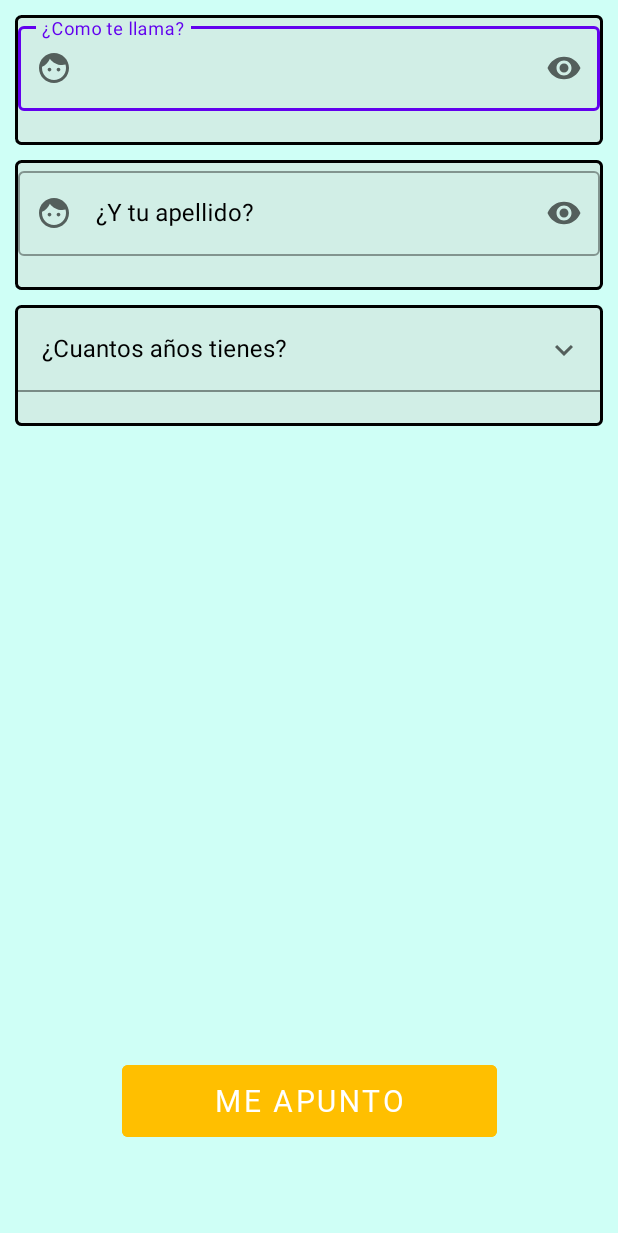
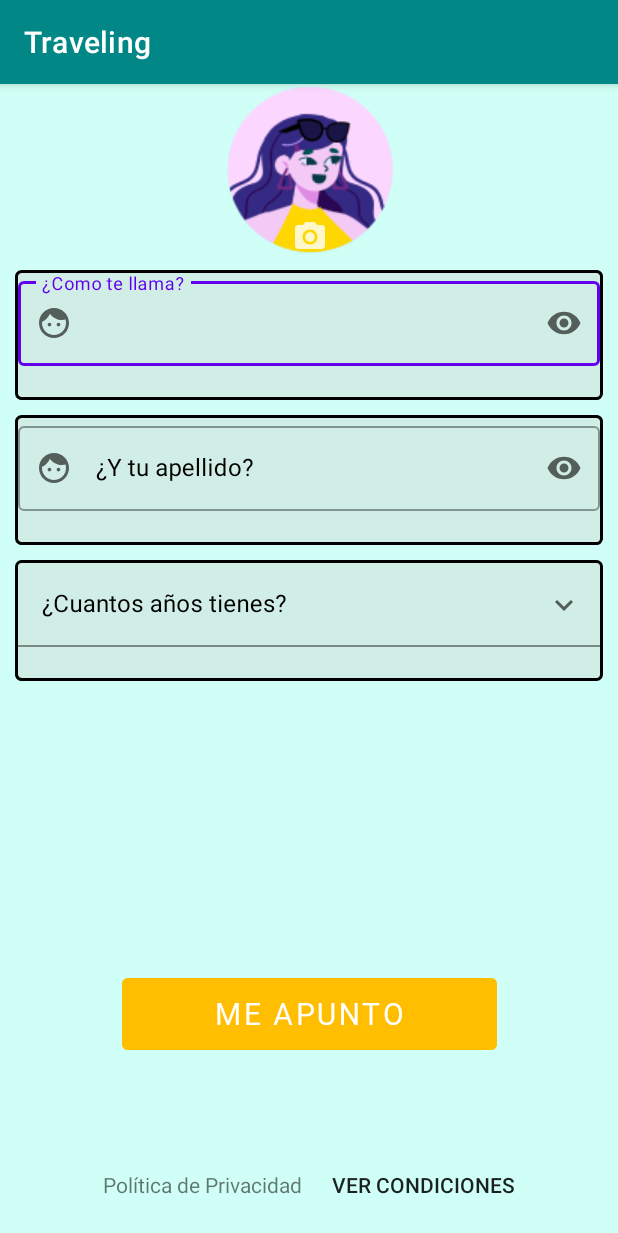
Before and after one commit to EliezerDelgado/Traveling, an Android app: the screen it shows after launch (SignUpActivity), on a phone screen of 412 x 824 dp. Shown: the top 1233 px of the screen. Run offline under Robolectric (Android 15) with nearby library versions, the phone set to English and light mode, and no system bars.

Commit message:
Layout terminado de la practica 4

```diff
--- a/app/src/main/java/com/travel_world/traveling/SignUpActivity.java
+++ b/app/src/main/java/com/travel_world/traveling/SignUpActivity.java
@@ -3,7 +3,9 @@ package com.travel_world.traveling;
 import static com.travel_world.traveling.AgeRange.*;
 
 import androidx.appcompat.app.AppCompatActivity;
+import androidx.core.content.ContextCompat;
 
+import android.graphics.drawable.ColorDrawable;
 import android.os.Bundle;
 import android.widget.ArrayAdapter;
 import android.widget.SpinnerAdapter;
@@ -21,11 +23,20 @@ public class SignUpActivity extends AppCompatActivity {
     @Override
     protected void onCreate(Bundle savedInstanceState) {
         super.onCreate(savedInstanceState);
+        setBarColor();
         binding = ActivitySignUpBinding.inflate(getLayoutInflater());
         setContentView(binding.getRoot());
         arrayAges = new ArrayList<>(Arrays.asList(BABY,CHILD,TEENAGER,ADULT));
         setValueSpinnerAges();
     }
+
+    private void setBarColor() {
+        getSupportActionBar().setBackgroundDrawable(new ColorDrawable(
+                getResources().getColor(R.color.teal_700,getTheme()))
+        );
+        getWindow().setStatusBarColor(getResources().getColor(R.color.teal_900,getTheme()));
+    }
+
     private void setValueSpinnerAges() {
         adapterSpinnerAges = new ArrayAdapter(this, android.R.layout.simple_spinner_dropdown_item, arrayAges);
         binding.agesRangeListSignup.setAdapter(adapterSpinnerAges);
--- /dev/null
+++ b/app/src/main/res/drawable-anydpi/ic_camera.xml
@@ -0,0 +1,14 @@
+<vector xmlns:android="http://schemas.android.com/apk/res/android"
+    android:width="24dp"
+    android:height="24dp"
+    android:viewportWidth="24"
+    android:viewportHeight="24"
+    android:tint="#FFFFFF"
+    android:alpha="0.8">
+  <path
+      android:fillColor="@android:color/white"
+      android:pathData="M12,12m-3.2,0a3.2,3.2 0,1 1,6.4 0a3.2,3.2 0,1 1,-6.4 0"/>
+  <path
+      android:fillColor="@android:color/white"
+      android:pathData="M9,2L7.17,4L4,4c-1.1,0 -2,0.9 -2,2v12c0,1.1 0.9,2 2,2h16c1.1,0 2,-0.9 2,-2L22,6c0,-1.1 -0.9,-2 -2,-2h-3.17L15,2L9,2zM12,17c-2.76,0 -5,-2.24 -5,-5s2.24,-5 5,-5 5,2.24 5,5 -2.24,5 -5,5z"/>
+</vector>
--- a/app/src/main/res/layout/activity_sign_up.xml
+++ b/app/src/main/res/layout/activity_sign_up.xml
@@ -6,6 +6,24 @@
     android:layout_height="match_parent"
     tools:context=".SignUpActivity"
     android:background="@color/celeste">
+
+    <androidx.appcompat.widget.AppCompatImageButton
+        android:id="@+id/photo_button_signup"
+        android:layout_width="wrap_content"
+        android:layout_height="wrap_content"
+        android:src="@drawable/imagen_registro"
+        android:background="@android:color/transparent"
+        app:layout_constraintEnd_toEndOf="parent"
+        app:layout_constraintStart_toStartOf="parent"
+        app:layout_constraintTop_toTopOf="parent"/>
+    <androidx.appcompat.widget.AppCompatImageView
+        android:id="@+id/camera_signup"
+        android:layout_width="wrap_content"
+        android:layout_height="wrap_content"
+        android:src="@drawable/ic_camera"
+        app:layout_constraintEnd_toEndOf="@+id/photo_button_signup"
+        app:layout_constraintStart_toStartOf="@+id/photo_button_signup"
+        app:layout_constraintBottom_toBottomOf="@+id/photo_button_signup"/>
 
     <com.google.android.material.textfield.TextInputLayout
         android:id="@+id/name_signup"
@@ -20,7 +38,7 @@
         style="@style/TextInputLayoutTravelingWorld"
         app:layout_constraintEnd_toEndOf="parent"
         app:layout_constraintStart_toStartOf="parent"
-        app:layout_constraintTop_toTopOf="parent">
+        app:layout_constraintTop_toBottomOf="@+id/photo_button_signup">
 
         <com.google.android.material.textfield.TextInputEditText
             android:layout_width="match_parent"
@@ -87,5 +105,28 @@
         android:text="@string/confirm_signup_text"
         app:layout_constraintEnd_toEndOf="parent"
         app:layout_constraintStart_toStartOf="parent"
-        app:layout_constraintBottom_toBottomOf="parent"/>
+        app:layout_constraintBottom_toTopOf="@+id/linear_layout_privacy_signup"/>
+    <LinearLayout
+        android:id="@+id/linear_layout_privacy_signup"
+        android:layout_width="wrap_content"
+        android:layout_height="wrap_content"
+        app:layout_constraintEnd_toEndOf="parent"
+        app:layout_constraintStart_toStartOf="parent"
+        app:layout_constraintBottom_toBottomOf="parent"
+        android:layout_marginBottom="@dimen/marginshort">
+
+        <androidx.appcompat.widget.AppCompatTextView
+            android:id="@+id/privacy_text_signup"
+            android:layout_width="wrap_content"
+            android:layout_height="wrap_content"
+            android:layout_marginRight="10dp"
+            android:text="@string/privacy_text_signup_text"/>
+        <androidx.appcompat.widget.AppCompatButton
+            android:id="@+id/privacy_button_signup"
+            android:layout_width="wrap_content"
+            android:layout_marginLeft="10dp"
+            android:layout_height="wrap_content"
+            android:text="@string/privacy_button_signup_text"
+            android:background="@android:color/transparent"/>
+    </LinearLayout>
 </androidx.constraintlayout.widget.ConstraintLayout>
--- a/app/src/main/res/values/colors.xml
+++ b/app/src/main/res/values/colors.xml
@@ -8,6 +8,7 @@
     <color name="light_cyan">#D1EEE6</color>
     <color name="teal_200">#FF03DAC5</color>
     <color name="teal_700">#FF018786</color>
+    <color name="teal_900">#004948</color>
     <color name="black_green">#B6F1C1</color>
     <color name="black">#FF000000</color>
     <color name="gray">#4A4A4A</color>
--- a/app/src/main/res/values/strings.xml
+++ b/app/src/main/res/values/strings.xml
@@ -20,4 +20,6 @@
     <string name="last_name_sign_up_hint">¿Y tu apellido?</string>
     <string name="confirm_signup_text">Me apunto</string>
     <string name="ages_range_sign_up_hint">¿Cuantos años tienes?</string>
+    <string name="privacy_text_signup_text">Política de Privacidad\n</string>
+    <string name="privacy_button_signup_text">Ver Condiciones</string>
 </resources>
--- a/app/src/main/res/values/themes.xml
+++ b/app/src/main/res/values/themes.xml
@@ -1,6 +1,6 @@
 <resources xmlns:tools="http://schemas.android.com/tools">
     <!-- Base application theme. -->
-    <style name="Theme.Traveling" parent="Theme.MaterialComponents.DayNight.NoActionBar">
+    <style name="Theme.Traveling" parent="Theme.MaterialComponents.DayNight.DarkActionBar">
         <!-- Primary brand color. -->
         <item name="colorPrimary">@color/purple_500</item>
         <item name="colorPrimaryVariant">@color/purple_700</item>
```
Also changed, not shown: app/src/main/res/drawable-hdpi/ic_camera.png (added), app/src/main/res/drawable-mdpi/ic_camera.png (added), app/src/main/res/drawable-xhdpi/ic_camera.png (added), app/src/main/res/drawable-xxhdpi/ic_camera.png (added), app/src/main/res/drawable/imagen_registro.png (added).
